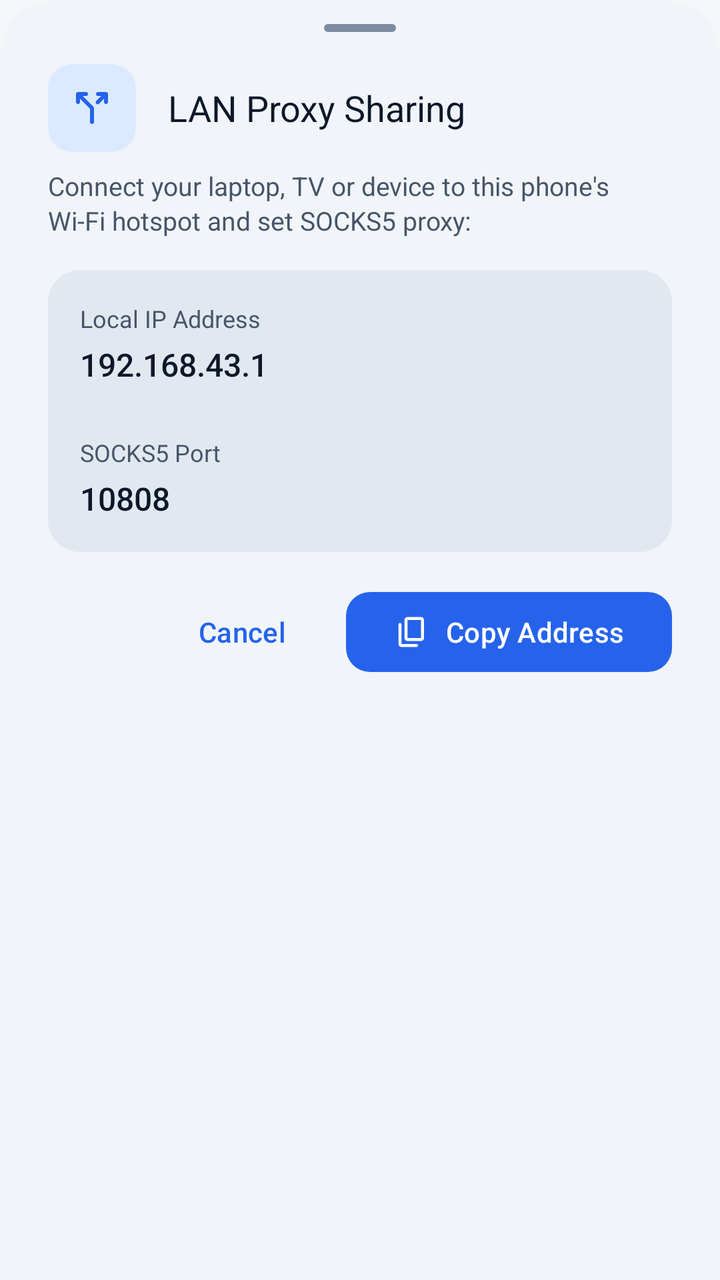
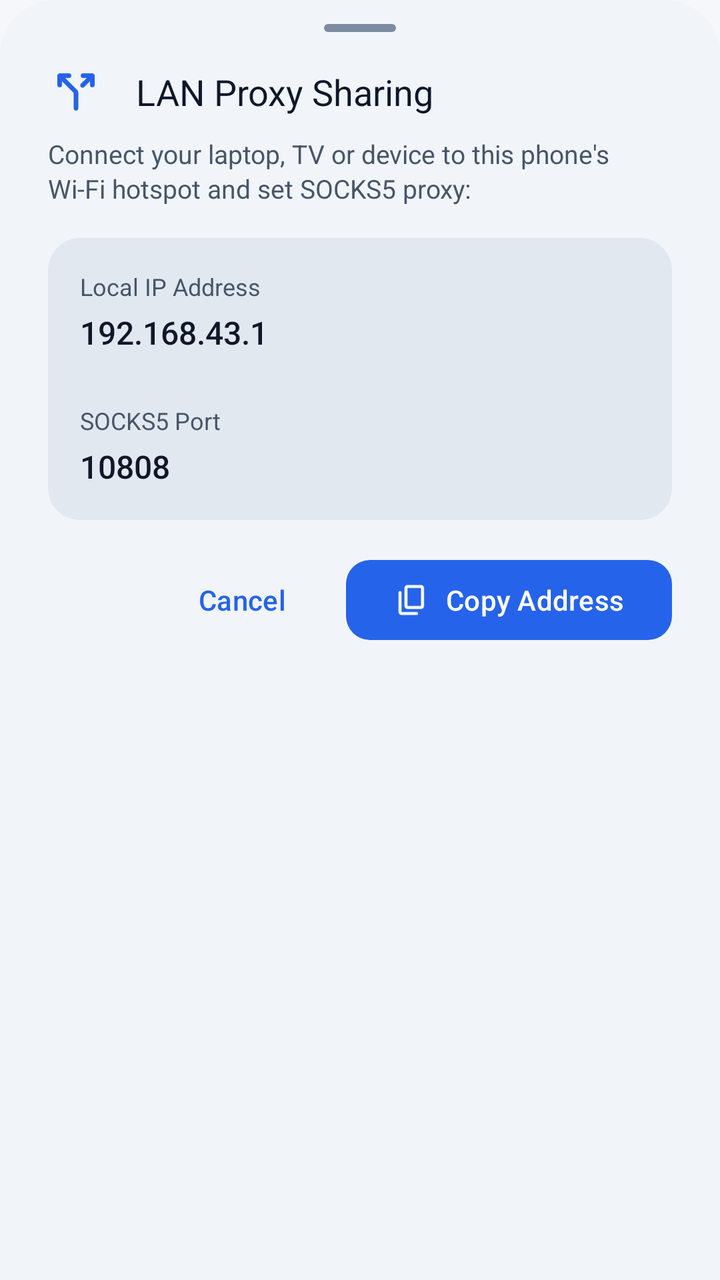

Compare the two renders of this Android layout. The source of the first and the diff that turns it into the second are given below.
<!-- AndroidManifest.xml: application theme Theme.SoxMax -->
<!-- res/layout/bottom_sheet_hotspot.xml -->
<?xml version="1.0" encoding="utf-8"?>
<LinearLayout xmlns:android="http://schemas.android.com/apk/res/android"
    xmlns:app="http://schemas.android.com/apk/res-auto"
    android:layout_width="match_parent"
    android:layout_height="wrap_content"
    android:orientation="vertical"
    android:background="@drawable/bg_bottom_sheet"
    android:paddingHorizontal="24dp"
    android:paddingTop="12dp"
    android:paddingBottom="24dp">

    <View
        android:layout_width="36dp"
        android:layout_height="4dp"
        android:layout_gravity="center_horizontal"
        android:background="@drawable/bg_drag_handle"
        android:layout_marginBottom="16dp" />

    <LinearLayout
        android:layout_width="match_parent"
        android:layout_height="wrap_content"
        android:orientation="horizontal"
        android:gravity="center_vertical"
        android:layout_marginBottom="8dp">

        <FrameLayout
            android:layout_width="44dp"
            android:layout_height="44dp"
            android:background="@drawable/bg_icon_badge">

            <ImageView
                android:layout_width="24dp"
                android:layout_height="24dp"
                android:layout_gravity="center"
                android:src="@drawable/ic_split_tunnel"
                app:tint="@color/m3_primary"
                android:contentDescription="@null" />

        </FrameLayout>

        <TextView
            android:layout_width="0dp"
            android:layout_height="wrap_content"
            android:layout_weight="1"
            android:layout_marginStart="16dp"
            android:text="@string/hotspot_sheet_title"
            android:textColor="@color/text_primary"
            android:textSize="18sp"
            android:fontFamily="sans-serif-bold" />

    </LinearLayout>

    <TextView
        android:layout_width="match_parent"
        android:layout_height="wrap_content"
        android:layout_marginBottom="16dp"
        android:text="@string/hotspot_sheet_guide"
        android:textColor="@color/text_secondary"
        android:textSize="13sp"
        android:lineSpacingExtra="2dp" />

    <com.google.android.material.card.MaterialCardView
        android:layout_width="match_parent"
        android:layout_height="wrap_content"
        android:layout_marginBottom="16dp"
        app:cardBackgroundColor="@color/m3_surface_container"
        app:cardCornerRadius="16dp"
        app:cardElevation="0dp"
        app:strokeColor="@color/m3_outline_variant"
        app:strokeWidth="1dp">

        <LinearLayout
            android:layout_width="match_parent"
            android:layout_height="wrap_content"
            android:orientation="vertical"
            android:padding="16dp">

            <TextView
                android:layout_width="wrap_content"
                android:layout_height="wrap_content"
                android:text="@string/hotspot_sheet_ip_label"
                android:textColor="@color/text_secondary"
                android:textSize="12sp" />

            <TextView
                android:id="@+id/text_hotspot_ip"
                android:layout_width="wrap_content"
                android:layout_height="wrap_content"
                android:layout_marginTop="4dp"
                android:textColor="@color/text_primary"
                android:textSize="16sp"
                android:fontFamily="sans-serif-medium"
                android:text="192.168.43.1" />

            <View
                android:layout_width="match_parent"
                android:layout_height="1dp"
                android:layout_marginVertical="12dp"
                android:background="@color/m3_outline_variant" />

            <TextView
                android:layout_width="wrap_content"
                android:layout_height="wrap_content"
                android:text="@string/hotspot_sheet_port_label"
                android:textColor="@color/text_secondary"
                android:textSize="12sp" />

            <TextView
                android:id="@+id/text_hotspot_port"
                android:layout_width="wrap_content"
                android:layout_height="wrap_content"
                android:layout_marginTop="4dp"
                android:textColor="@color/text_primary"
                android:textSize="16sp"
                android:fontFamily="sans-serif-medium"
                android:text="10808" />

        </LinearLayout>

    </com.google.android.material.card.MaterialCardView>

    <LinearLayout
        android:layout_width="match_parent"
        android:layout_height="wrap_content"
        android:orientation="horizontal"
        android:gravity="end">

        <com.google.android.material.button.MaterialButton
            android:id="@+id/btn_close_hotspot"
            style="@style/Widget.Material3.Button.TextButton"
            android:layout_width="wrap_content"
            android:layout_height="wrap_content"
            android:layout_marginEnd="8dp"
            android:text="@string/cancel" />

        <com.google.android.material.button.MaterialButton
            android:id="@+id/btn_copy_hotspot"
            style="@style/Widget.Material3.Button"
            android:layout_width="wrap_content"
            android:layout_height="wrap_content"
            android:text="@string/hotspot_sheet_copy"
            app:icon="@drawable/ic_content_copy"
            app:cornerRadius="12dp" />

    </LinearLayout>

</LinearLayout>
<!-- resources referenced by this layout -->
<resources>
  <color name="m3_outline_variant">#E2E8F0</color>
  <color name="m3_primary">#2563EB</color>
  <color name="m3_surface_container">#E2E8F0</color>
  <color name="text_primary">@color/m3_on_surface</color>
  <color name="text_secondary">@color/m3_on_surface_variant</color>
  <!-- drawable bg_bottom_sheet (drawable) -->
  <?xml version="1.0" encoding="utf-8"?>
  <shape xmlns:android="http://schemas.android.com/apk/res/android"
      android:shape="rectangle">
      <solid android:color="@color/m3_surface_container_low" />
      <corners
          android:topLeftRadius="28dp"
          android:topRightRadius="28dp" />
  </shape>
  <!-- drawable bg_drag_handle (drawable) -->
  <?xml version="1.0" encoding="utf-8"?>
  <shape xmlns:android="http://schemas.android.com/apk/res/android"
      android:shape="rectangle">
      <solid android:color="@color/m3_outline" />
      <size
          android:width="32dp"
          android:height="4dp" />
      <corners android:radius="2dp" />
  </shape>
  <!-- drawable bg_icon_badge (drawable) -->
  <?xml version="1.0" encoding="utf-8"?>
  <shape xmlns:android="http://schemas.android.com/apk/res/android"
      android:shape="rectangle">
      <solid android:color="@color/m3_primary_container" />
      <corners android:radius="12dp" />
  </shape>
  <string name="cancel">Cancel</string>
  <string name="hotspot_sheet_copy">Copy Address</string>
  <string name="hotspot_sheet_guide">Connect your laptop, TV or device to this phone\'s Wi-Fi hotspot and set SOCKS5 proxy:</string>
  <string name="hotspot_sheet_ip_label">Local IP Address</string>
  <string name="hotspot_sheet_port_label">SOCKS5 Port</string>
  <string name="hotspot_sheet_title">LAN Proxy Sharing</string>
  <color name="m3_on_surface">#0F172A</color>
  <color name="m3_on_surface_variant">#475569</color>
  <color name="m3_surface_container_low">#F1F5F9</color>
  <color name="m3_outline">#7C8BA0</color>
  <color name="m3_primary_container">#DBEAFE</color>
  <color name="m3_on_primary">#FFFFFF</color>
  <color name="m3_on_primary_container">#1E40AF</color>
  <color name="m3_secondary">#475569</color>
  <color name="m3_on_secondary">#FFFFFF</color>
  <color name="m3_secondary_container">#E2E8F0</color>
  <color name="m3_on_secondary_container">#1E293B</color>
  <color name="m3_tertiary">#7C3AED</color>
  <color name="m3_on_tertiary">#FFFFFF</color>
  <color name="m3_tertiary_container">#EDE9FE</color>
  <color name="m3_on_tertiary_container">#4C1D95</color>
  <color name="m3_error">#DC2626</color>
  <color name="m3_on_error">#FFFFFF</color>
  <color name="m3_error_container">#FEE2E2</color>
  <color name="m3_on_error_container">#991B1B</color>
  <color name="m3_surface">#F8FAFC</color>
  <color name="m3_surface_container_lowest">#FFFFFF</color>
  <color name="m3_surface_container_high">#CBD5E1</color>
  <color name="m3_surface_container_highest">#94A3B8</color>
  <color name="bg_deep">#F5F7FA</color>
  <style name="ThemeOverlay.Fluxon.MaterialAlertDialog" parent="ThemeOverlay.Material3.MaterialAlertDialog">
          <item name="colorSurface">@color/m3_surface_container_low</item>
          <item name="shapeAppearance">@style/ShapeAppearance.Fluxon.Dialog</item>
      </style>
  <style name="Widget.Fluxon.BottomSheet.Modal" parent="Widget.Material3.BottomSheet.Modal">
          <item name="backgroundTint">@color/m3_surface_container_low</item>
          <item name="shapeAppearance">@style/ShapeAppearance.Fluxon.BottomSheet</item>
      </style>
  <style name="ShapeAppearance.Fluxon.Dialog" parent="ShapeAppearance.Material3.Corner.ExtraLarge">
          <item name="cornerSize">20dp</item>
      </style>
  <style name="ShapeAppearance.Fluxon.BottomSheet" parent="ShapeAppearance.Material3.Corner.Large">
          <item name="cornerSizeTopLeft">28dp</item>
          <item name="cornerSizeTopRight">28dp</item>
          <item name="cornerSizeBottomLeft">0dp</item>
          <item name="cornerSizeBottomRight">0dp</item>
      </style>
  <!-- unchanged entries left out for length: 5 -->
</resources>

<!-- the commit's change to res/layout/bottom_sheet_hotspot.xml (unified diff, before → after) -->
@@ -23,20 +23,12 @@
         android:gravity="center_vertical"
         android:layout_marginBottom="8dp">
 
-        <FrameLayout
-            android:layout_width="44dp"
-            android:layout_height="44dp"
-            android:background="@drawable/bg_icon_badge">
-
-            <ImageView
-                android:layout_width="24dp"
-                android:layout_height="24dp"
-                android:layout_gravity="center"
-                android:src="@drawable/ic_split_tunnel"
-                app:tint="@color/m3_primary"
-                android:contentDescription="@null" />
-
-        </FrameLayout>
+        <ImageView
+            android:layout_width="28dp"
+            android:layout_height="28dp"
+            android:src="@drawable/ic_split_tunnel"
+            app:tint="@color/m3_primary"
+            android:contentDescription="@null" />
 
         <TextView
             android:layout_width="0dp"
<!-- resource entries referenced after the edit -->
@@ -23,13 +23,6 @@
           android:width="32dp"
           android:height="4dp" />
       <corners android:radius="2dp" />
-  </shape>
-  <!-- drawable bg_icon_badge (drawable) -->
-  <?xml version="1.0" encoding="utf-8"?>
-  <shape xmlns:android="http://schemas.android.com/apk/res/android"
-      android:shape="rectangle">
-      <solid android:color="@color/m3_primary_container" />
-      <corners android:radius="12dp" />
   </shape>
   <string name="cancel">Cancel</string>
   <string name="hotspot_sheet_copy">Copy Address</string>
